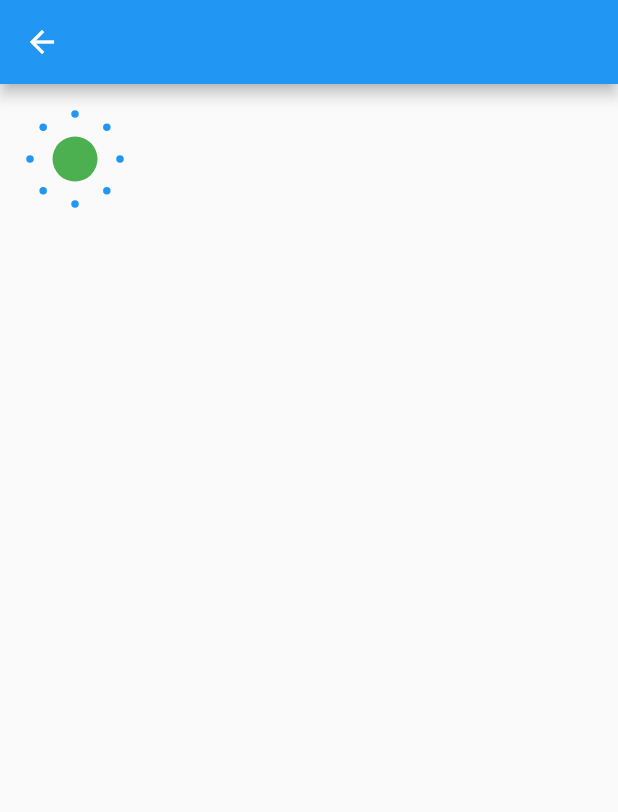
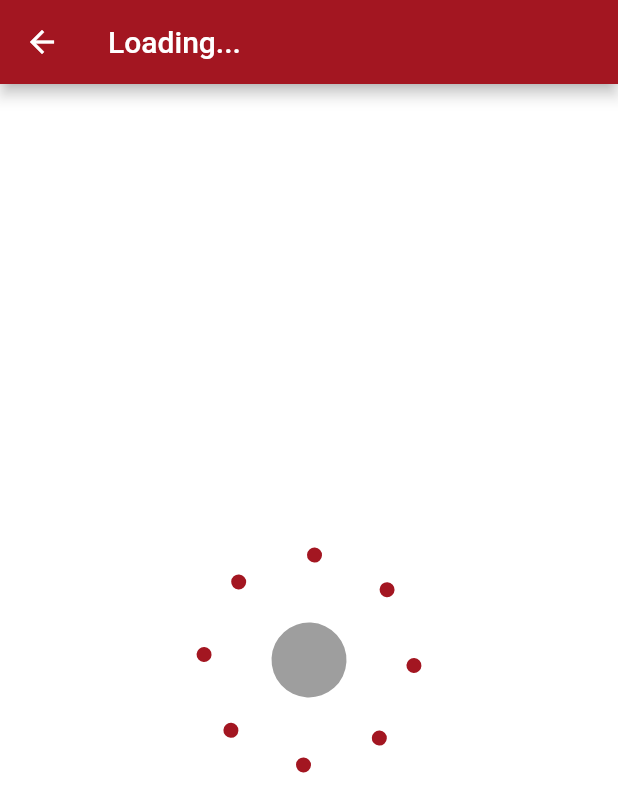
Before and after one commit to eduserrato/SantaClausLetterApp, a Flutter app: the Loading screen opened directly, on a phone screen of 412 x 824 dp. Shown: the top 812 px of the screen. Run offline on Flutter 3.47's test engine with Material 2 defaults, Android fonts, the phone set to English and light mode, and no system bars; missing offline and left inert: flutter_mailer.

Commit message:
fixed loading screen

```diff
--- a/lib/screens/loadingscreen.dart
+++ b/lib/screens/loadingscreen.dart
@@ -1,83 +1,201 @@
-import 'package:flutter/material.dart';
-import 'package:flutter/widgets.dart';
+import "package:flutter/material.dart";
 import 'dart:math';
 
 class Loading extends StatefulWidget {
+  final double radius;
+  final double dotRadius;
+
+  Loading({this.radius = 70.0, this.dotRadius = 10.0});
+
   @override
   _LoadingState createState() => _LoadingState();
 }
 
-class _LoadingState extends State<Loading> {
-  AnimationController controller;
+class _LoadingState extends State<Loading>
+    with SingleTickerProviderStateMixin {
   Animation<double> animation_rotation;
   Animation<double> animation_radius_in;
   Animation<double> animation_radius_out;
+  AnimationController controller;
 
-  final double radius = 30;
+  double radius;
+  double dotRadius;
+
+  @override
+  void initState() {
+    super.initState();
+
+    radius = widget.radius;
+    dotRadius = widget.dotRadius;
+
+    print(dotRadius);
+
+    controller = AnimationController(
+        lowerBound: 0.0,
+        upperBound: 1.0,
+        duration: const Duration(milliseconds: 3000),
+        vsync: this);
+
+    animation_rotation = Tween(begin: 0.0, end: 1.0).animate(
+      CurvedAnimation(
+        parent: controller,
+        curve: Interval(0.0, 1.0, curve: Curves.linear),
+      ),
+    );
+
+    animation_radius_in = Tween(begin: 1.0, end: 0.0).animate(
+      CurvedAnimation(
+        parent: controller,
+        curve: Interval(0.75, 1.0, curve: Curves.elasticIn),
+      ),
+    );
+
+    animation_radius_out = Tween(begin: 0.0, end: 1.0).animate(
+      CurvedAnimation(
+        parent: controller,
+        curve: Interval(0.0, 0.25, curve: Curves.elasticOut),
+      ),
+    );
+
+    controller.addListener(() {
+      setState(() {
+        if (controller.value >= 0.75 && controller.value <= 1.0)
+          radius = widget.radius * animation_radius_in.value;
+        else if (controller.value >= 0.0 && controller.value <= 0.25)
+          radius = widget.radius * animation_radius_out.value;
+      });
+    });
+
+    controller.addStatusListener((status) {
+      if (status == AnimationStatus.completed) {}
+    });
+
+    controller.repeat();
+  }
 
   @override
     Widget build(BuildContext context) {
     return Scaffold(
       appBar: AppBar(
-          leading: IconButton(
-              icon: Icon(Icons.arrow_back),
-              onPressed: () {
-                Navigator.pop(context);
-              })),
-      body: Container(
-        width: 100.0,
-        height: 100.0,
-        child: Center(
+        title: Text('Loading...'),
+        backgroundColor: Color.fromARGB(0xff, 163, 22, 33),
+      ),
+      body:Container(
+      width:  100000.0,
+      height: 100000.0,
+      color: Colors.white, //this is the backgound
+      child: new Center(
+        child: new RotationTransition(
+
+          turns: animation_rotation,
+          child: new Container(
+            //color: Colors.limeAccent,
+            child: new Center(
               child: Stack(
                 children: <Widget>[
-              Dot(
-                color: Colors.green,
-                radius: 30.0,
+                   new Transform.translate(
+                    child: Dot(
+                      radius: 50,
+                      color: Colors.grey
                     ),
-              Transform.translate(
-                offset: Offset(radius * cos(pi / 4), radius * sin(pi / 4)),
-                child: Dot(radius: 5.0, color: Colors.blue),
+                    offset: Offset(0,0),
                   ),
-              Transform.translate(
-                offset:
-                    Offset(radius * cos(2 * pi / 4), radius * sin(2 * pi / 4)),
-                child: Dot(radius: 5.0, color: Colors.blue),
+
+                  new Transform.translate(
+                    child: Dot(
+                      radius: dotRadius,
+                      color: Color.fromARGB(0xff, 163, 22, 33),
                     ),
-              Transform.translate(
-                offset:
-                    Offset(radius * cos(3 * pi / 4), radius * sin(3 * pi / 4)),
-                child: Dot(radius: 5.0, color: Colors.blue),
+                    offset: Offset(
+                      radius * cos(0.0),
+                      radius * sin(0.0),
                     ),
-              Transform.translate(
-                offset:
-                    Offset(radius * cos(4 * pi / 4), radius * sin(4 * pi / 4)),
-                child: Dot(radius: 5.0, color: Colors.blue),
                   ),
-              Transform.translate(
-                offset:
-                    Offset(radius * cos(5 * pi / 4), radius * sin(5 * pi / 4)),
-                child: Dot(radius: 5.0, color: Colors.blue),
+                  new Transform.translate(
+                    child: Dot(
+                      radius: dotRadius,
+                      color: Color.fromARGB(0xff, 163, 22, 33),
                     ),
-              Transform.translate(
-                offset:
-                    Offset(radius * cos(6 * pi / 4), radius * sin(6 * pi / 4)),
-                child: Dot(radius: 5.0, color: Colors.blue),
+                    offset: Offset(
+                      radius * cos(0.0 + 1 * pi / 4),
+                      radius * sin(0.0 + 1 * pi / 4),
                     ),
-              Transform.translate(
-                offset:
-                    Offset(radius * cos(7 * pi / 4), radius * sin(7 * pi / 4)),
-                child: Dot(radius: 5.0, color: Colors.blue),
                   ),
-              Transform.translate(
-                offset:
-                    Offset(radius * cos(8 * pi / 4), radius * sin(8 * pi / 4)),
-                child: Dot(radius: 5.0, color: Colors.blue),
+                  new Transform.translate(
+                    child: Dot(
+                      radius: dotRadius,
+                      color:Color.fromARGB(0xff, 163, 22, 33),
+                    ),
+                    offset: Offset(
+                      radius * cos(0.0 + 2 * pi / 4),
+                      radius * sin(0.0 + 2 * pi / 4),
+                    ),
+                  ),
+                  new Transform.translate(
+                    child: Dot(
+                      radius: dotRadius,
+                      color:Color.fromARGB(0xff, 163, 22, 33),
+                    ),
+                    offset: Offset(
+                      radius * cos(0.0 + 3 * pi / 4),
+                      radius * sin(0.0 + 3 * pi / 4),
+                    ),
+                  ),
+                  new Transform.translate(
+                    child: Dot(
+                      radius: dotRadius,
+                      color: Color.fromARGB(0xff, 163, 22, 33),
+                    ),
+                    offset: Offset(
+                      radius * cos(0.0 + 4 * pi / 4),
+                      radius * sin(0.0 + 4 * pi / 4),
+                    ),
+                  ),
+                  new Transform.translate(
+                    child: Dot(
+                      radius: dotRadius,
+                      color: Color.fromARGB(0xff, 163, 22, 33),
+                    ),
+                    offset: Offset(
+                      radius * cos(0.0 + 5 * pi / 4),
+                      radius * sin(0.0 + 5 * pi / 4),
+                    ),
+                  ),
+                  new Transform.translate(
+                    child: Dot(
+                      radius: dotRadius,
+                      color: Color.fromARGB(0xff, 163, 22, 33),
+                    ),
+                    offset: Offset(
+                      radius * cos(0.0 + 6 * pi / 4),
+                      radius * sin(0.0 + 6 * pi / 4),
+                    ),
+                  ),
+                  new Transform.translate(
+                    child: Dot(
+                      radius: dotRadius,
+                      color: Color.fromARGB(0xff, 163, 22, 33),
+                    ),
+                    offset: Offset(
+                      radius * cos(0.0 + 7 * pi / 4),
+                      radius * sin(0.0 + 7 * pi / 4),
+                    ),
                   ),
                 ],
               ),
             ),
           ),
+        ),
+      ),
+     ),
     );
+  }
+
+  @override
+  void dispose() {
+
+    controller.dispose();
+    super.dispose();
   }
 }
 
@@ -89,14 +207,12 @@ class Dot extends StatelessWidget {
 
   @override
   Widget build(BuildContext context) {
-    return Center(
+    return new Center(
       child: Container(
-        width: this.radius,
-        height: this.radius,
-        decoration: BoxDecoration(
-          color: this.color,
-          shape: BoxShape.circle,
-        ),
+        width: radius,
+        height: radius,
+        decoration: BoxDecoration(color: color, shape: BoxShape.circle),
+
       ),
     );
   }
```
Lines whose indentation alone changed are shown as unchanged.
